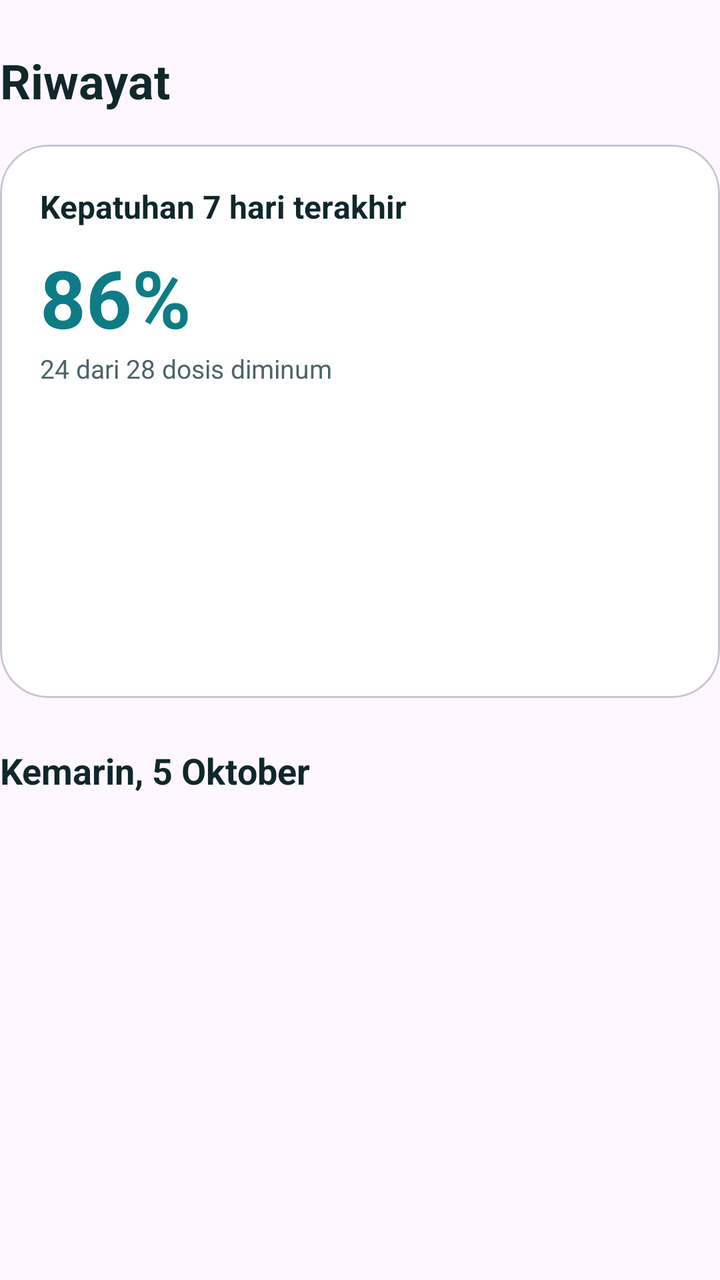
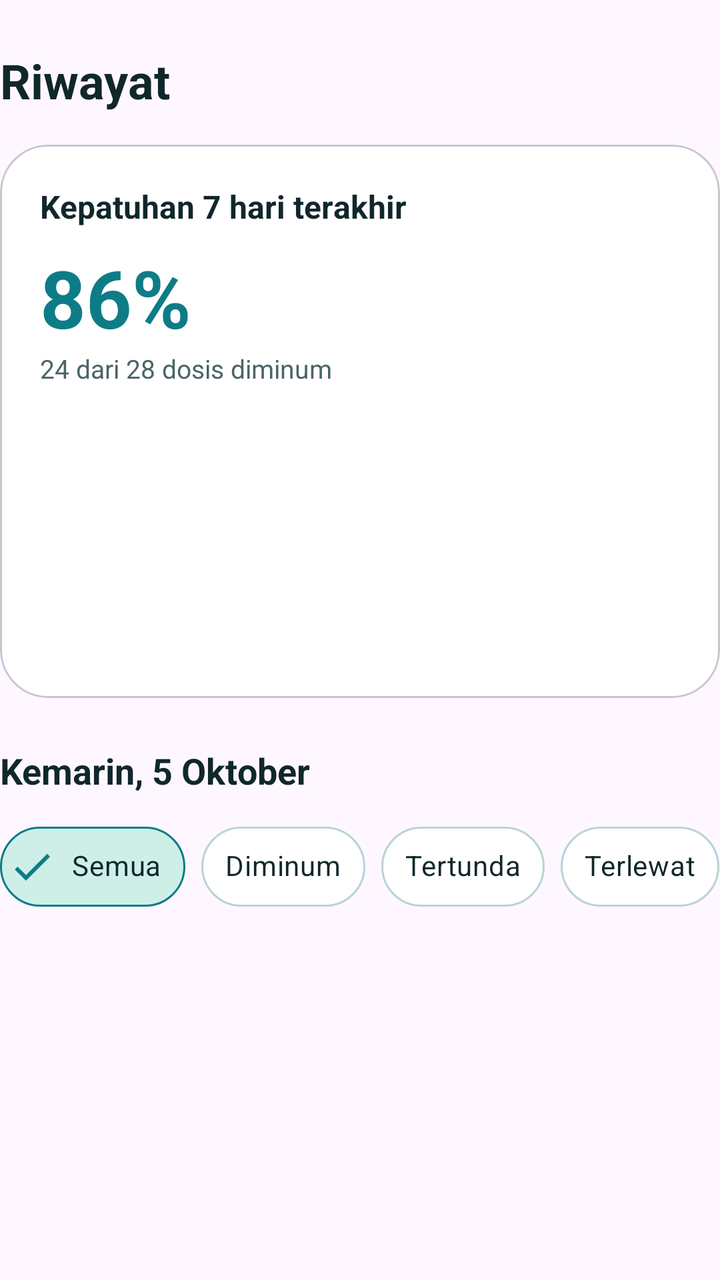

The first picture is an Android layout as it rendered before a commit; the second is the same layout after the commit. The layout source and the unified diff follow.
<!-- AndroidManifest.xml: application theme Theme.Projek_Aisyah -->
<!-- res/layout/header_riwayat.xml -->
<?xml version="1.0" encoding="utf-8"?>
<LinearLayout xmlns:android="http://schemas.android.com/apk/res/android"
    xmlns:app="http://schemas.android.com/apk/res-auto"
    android:layout_width="match_parent"
    android:layout_height="wrap_content"
    android:orientation="vertical">

    <TextView
        android:layout_width="wrap_content"
        android:layout_height="wrap_content"
        android:paddingTop="24dp"
        android:paddingBottom="16dp"
        android:text="Riwayat"
        android:textColor="@color/mr_ink"
        android:textSize="24sp"
        android:textStyle="bold" />

    <com.google.android.material.card.MaterialCardView
        android:layout_width="match_parent"
        android:layout_height="wrap_content"
        app:cardBackgroundColor="@android:color/white"
        app:cardCornerRadius="24dp"
        app:cardElevation="0dp">

        <LinearLayout
            android:layout_width="match_parent"
            android:layout_height="wrap_content"
            android:orientation="vertical"
            android:padding="20dp">

            <TextView
                android:layout_width="wrap_content"
                android:layout_height="wrap_content"
                android:text="Kepatuhan 7 hari terakhir"
                android:textColor="@color/mr_ink"
                android:textSize="16sp"
                android:textStyle="bold" />

            <TextView
                android:id="@+id/tvPersen"
                android:layout_width="wrap_content"
                android:layout_height="wrap_content"
                android:layout_marginTop="8dp"
                android:text="86%"
                android:textColor="@color/mr_teal"
                android:textSize="40sp"
                android:textStyle="bold" />

            <TextView
                android:id="@+id/tvKeteranganPersen"
                android:layout_width="wrap_content"
                android:layout_height="wrap_content"
                android:text="24 dari 28 dosis diminum"
                android:textColor="@color/mr_ink_soft"
                android:textSize="13sp" />

            
            <LinearLayout
                android:id="@+id/layoutBar"
                android:layout_width="match_parent"
                android:layout_height="120dp"
                android:layout_marginTop="16dp"
                android:baselineAligned="false"
                android:gravity="bottom"
                android:orientation="horizontal" />
        </LinearLayout>
    </com.google.android.material.card.MaterialCardView>

    <TextView
        android:id="@+id/tvJudulKemarin"
        android:layout_width="wrap_content"
        android:layout_height="wrap_content"
        android:paddingTop="24dp"
        android:paddingBottom="12dp"
        android:text="Kemarin, 5 Oktober"
        android:textColor="@color/mr_ink"
        android:textSize="18sp"
        android:textStyle="bold" />
</LinearLayout>
<!-- resources referenced by this layout -->
<resources>
  <color name="mr_ink">#10272B</color>
  <color name="mr_ink_soft">#4B6468</color>
  <color name="mr_teal">#0E7C86</color>
  <style name="Theme.Projek_Aisyah" parent="Base.Theme.Projek_Aisyah" />
  <style name="Base.Theme.Projek_Aisyah" parent="Theme.Material3.DayNight.NoActionBar">
          
          
      </style>
</resources>

<!-- the commit's change to res/layout/header_riwayat.xml (unified diff, before → after) -->
@@ -76,4 +76,50 @@
         android:textColor="@color/mr_ink"
         android:textSize="18sp"
         android:textStyle="bold" />
+
+
+    <HorizontalScrollView
+        android:layout_width="match_parent"
+        android:layout_height="wrap_content"
+        android:layout_marginBottom="12dp"
+        android:scrollbars="none">
+
+        <com.google.android.material.chip.ChipGroup
+            android:id="@+id/chipGroupFilter"
+            android:layout_width="wrap_content"
+            android:layout_height="wrap_content"
+            app:selectionRequired="true"
+            app:singleLine="true"
+            app:singleSelection="true">
+
+            <com.google.android.material.chip.Chip
+                android:id="@+id/chipSemua"
+                style="@style/ChipFilterMediRemind"
+                android:layout_width="wrap_content"
+                android:layout_height="wrap_content"
+                android:checked="true"
+                android:text="Semua" />
+
+            <com.google.android.material.chip.Chip
+                android:id="@+id/chipDiminum"
+                style="@style/ChipFilterMediRemind"
+                android:layout_width="wrap_content"
+                android:layout_height="wrap_content"
+                android:text="Diminum" />
+
+            <com.google.android.material.chip.Chip
+                android:id="@+id/chipTertunda"
+                style="@style/ChipFilterMediRemind"
+                android:layout_width="wrap_content"
+                android:layout_height="wrap_content"
+                android:text="Tertunda" />
+
+            <com.google.android.material.chip.Chip
+                android:id="@+id/chipTerlewat"
+                style="@style/ChipFilterMediRemind"
+                android:layout_width="wrap_content"
+                android:layout_height="wrap_content"
+                android:text="Terlewat" />
+        </com.google.android.material.chip.ChipGroup>
+    </HorizontalScrollView>
 </LinearLayout>
<!-- resource entries referenced after the edit -->
@@ -3,6 +3,15 @@
   <color name="mr_ink">#10272B</color>
   <color name="mr_ink_soft">#4B6468</color>
   <color name="mr_teal">#0E7C86</color>
+  <style name="ChipFilterMediRemind" parent="Widget.MaterialComponents.Chip.Filter">
+          <item name="android:textColor">@color/mr_ink</item>
+          <item name="android:textSize">14sp</item>
+          <item name="chipBackgroundColor">@color/chip_bg_selector</item>
+          <item name="chipStrokeColor">@color/chip_stroke_selector</item>
+          <item name="chipStrokeWidth">1dp</item>
+          <item name="checkedIconTint">@color/mr_teal</item>
+          <item name="chipMinHeight">40dp</item>
+      </style>
   <style name="Theme.Projek_Aisyah" parent="Base.Theme.Projek_Aisyah" />
   <style name="Base.Theme.Projek_Aisyah" parent="Theme.Material3.DayNight.NoActionBar">
           
